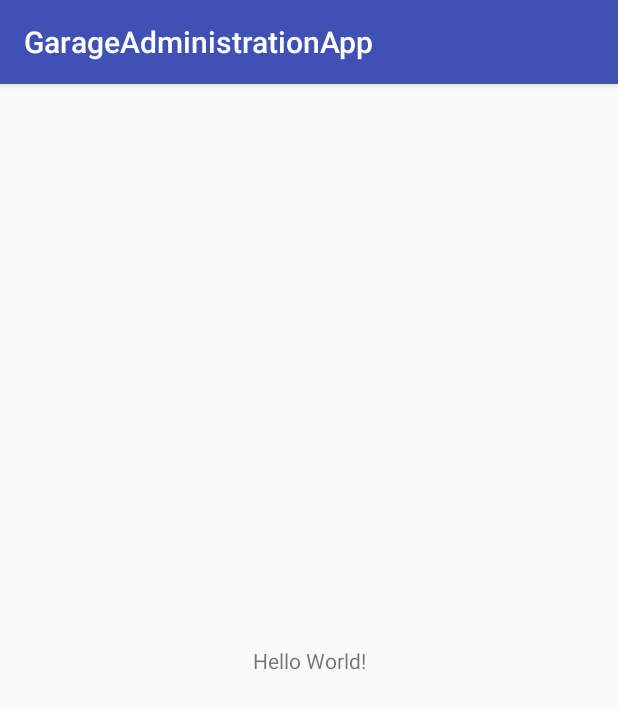
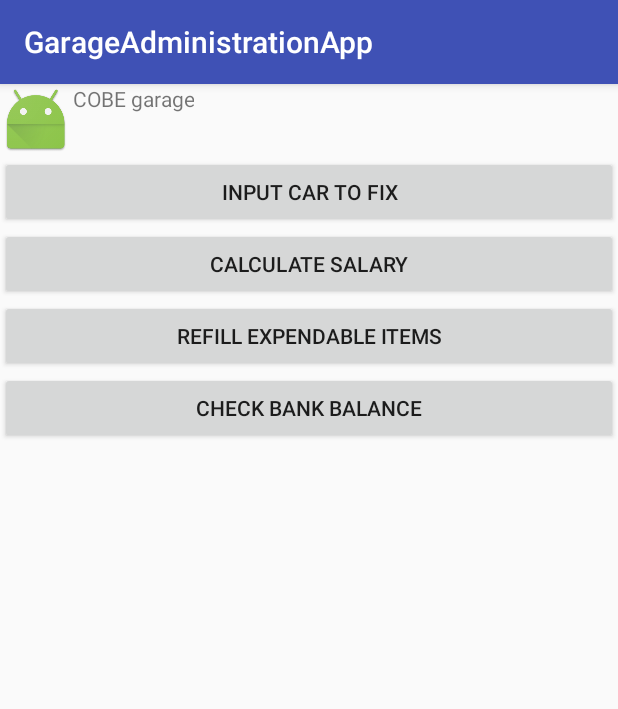
Before and after one commit to iveselin/GarageAdministrationApp, an Android app: the screen it shows after launch (MainActivity), on a phone screen of 412 x 824 dp. Shown: the top 709 px of the screen. Run offline under Robolectric (Android 15) with nearby library versions, the phone set to English and light mode, and no system bars.

Commit message:
added first activity

```diff
--- a/app/src/main/java/com/example/cobeosijek/garageadministrationapp/MainActivity.java
+++ b/app/src/main/java/com/example/cobeosijek/garageadministrationapp/MainActivity.java
@@ -1,13 +1,57 @@
 package com.example.cobeosijek.garageadministrationapp;
 
+import android.os.Bundle;
 import android.support.v7.app.AppCompatActivity;
-import android.os.Bundle;
+import android.view.View;
+import android.widget.Button;
+import android.widget.ImageView;
 
-public class MainActivity extends AppCompatActivity {
+public class MainActivity extends AppCompatActivity implements View.OnClickListener {
+
+    Button inputCarButton, salaryCalculatorButton, refillExpendablesButton, checkBalanceButton;
+
+    ImageView garageLogoImageView;
+
 
     @Override
     protected void onCreate(Bundle savedInstanceState) {
+
         super.onCreate(savedInstanceState);
         setContentView(R.layout.activity_main);
+
+        setUI();
+    }
+
+    private void setUI() {
+
+        inputCarButton = (Button) findViewById(R.id.inputCarButton);
+        salaryCalculatorButton = (Button) findViewById(R.id.salaryCalculatorButton);
+        refillExpendablesButton = (Button) findViewById(R.id.refillExpendablesButton);
+        checkBalanceButton = (Button) findViewById(R.id.checkBalanceButton);
+        garageLogoImageView = (ImageView) findViewById(R.id.garageLogoImageView);
+
+        inputCarButton.setOnClickListener(this);
+        salaryCalculatorButton.setOnClickListener(this);
+        refillExpendablesButton.setOnClickListener(this);
+        checkBalanceButton.setOnClickListener(this);
+
+    }
+
+    @Override
+    public void onClick(View view) {
+        switch (view.getId()) {
+            case R.id.inputCarButton:
+
+                break;
+            case R.id.salaryCalculatorButton:
+
+                break;
+            case R.id.refillExpendablesButton:
+
+                break;
+            case R.id.checkBalanceButton:
+
+                break;
+        }
     }
 }
--- a/app/src/main/res/layout/activity_main.xml
+++ b/app/src/main/res/layout/activity_main.xml
@@ -1,18 +1,52 @@
 <?xml version="1.0" encoding="utf-8"?>
-<android.support.constraint.ConstraintLayout xmlns:android="http://schemas.android.com/apk/res/android"
-    xmlns:app="http://schemas.android.com/apk/res-auto"
+<RelativeLayout xmlns:android="http://schemas.android.com/apk/res/android"
     xmlns:tools="http://schemas.android.com/tools"
     android:layout_width="match_parent"
     android:layout_height="match_parent"
     tools:context="com.example.cobeosijek.garageadministrationapp.MainActivity">
 
-    <TextView
+    <ImageView
+        android:id="@+id/garageLogoImageView"
         android:layout_width="wrap_content"
         android:layout_height="wrap_content"
-        android:text="Hello World!"
-        app:layout_constraintBottom_toBottomOf="parent"
-        app:layout_constraintLeft_toLeftOf="parent"
-        app:layout_constraintRight_toRightOf="parent"
-        app:layout_constraintTop_toTopOf="parent" />
+        android:layout_alignParentTop="true"
+        android:contentDescription="@string/garage_logo_description_text"
+        android:src="@mipmap/ic_launcher" />
 
-</android.support.constraint.ConstraintLayout>
+    <TextView
+        android:id="@+id/welcomeTextView"
+        android:layout_width="wrap_content"
+        android:layout_height="wrap_content"
+        android:layout_toRightOf="@id/garageLogoImageView"
+        android:text="@string/welcome_text"
+        android:textAlignment="center" />
+
+    <Button
+        android:id="@+id/inputCarButton"
+        android:layout_width="match_parent"
+        android:layout_height="wrap_content"
+        android:layout_below="@id/garageLogoImageView"
+        android:text="@string/input_car_btn_text" />
+
+    <Button
+        android:id="@+id/salaryCalculatorButton"
+        android:layout_width="match_parent"
+        android:layout_height="wrap_content"
+        android:layout_below="@id/inputCarButton"
+        android:text="@string/salary_calculator_btn_text" />
+
+    <Button
+        android:id="@+id/refillExpendablesButton"
+        android:layout_width="match_parent"
+        android:layout_height="wrap_content"
+        android:layout_below="@id/salaryCalculatorButton"
+        android:text="@string/refill_expendables_btn_text" />
+
+    <Button
+        android:id="@+id/checkBalanceButton"
+        android:layout_width="match_parent"
+        android:layout_height="wrap_content"
+        android:layout_below="@id/refillExpendablesButton"
+        android:text="@string/check_balance_btn_text" />
+
+</RelativeLayout>
--- a/app/src/main/res/values/strings.xml
+++ b/app/src/main/res/values/strings.xml
@@ -1,3 +1,9 @@
 <resources>
     <string name="app_name">GarageAdministrationApp</string>
+    <string name="welcome_text">COBE garage</string>
+    <string name="input_car_btn_text">Input car to fix</string>
+    <string name="salary_calculator_btn_text">Calculate salary</string>
+    <string name="refill_expendables_btn_text">Refill expendable items</string>
+    <string name="check_balance_btn_text">Check bank balance</string>
+    <string name="garage_logo_description_text">Garage logo</string>
 </resources>
```
